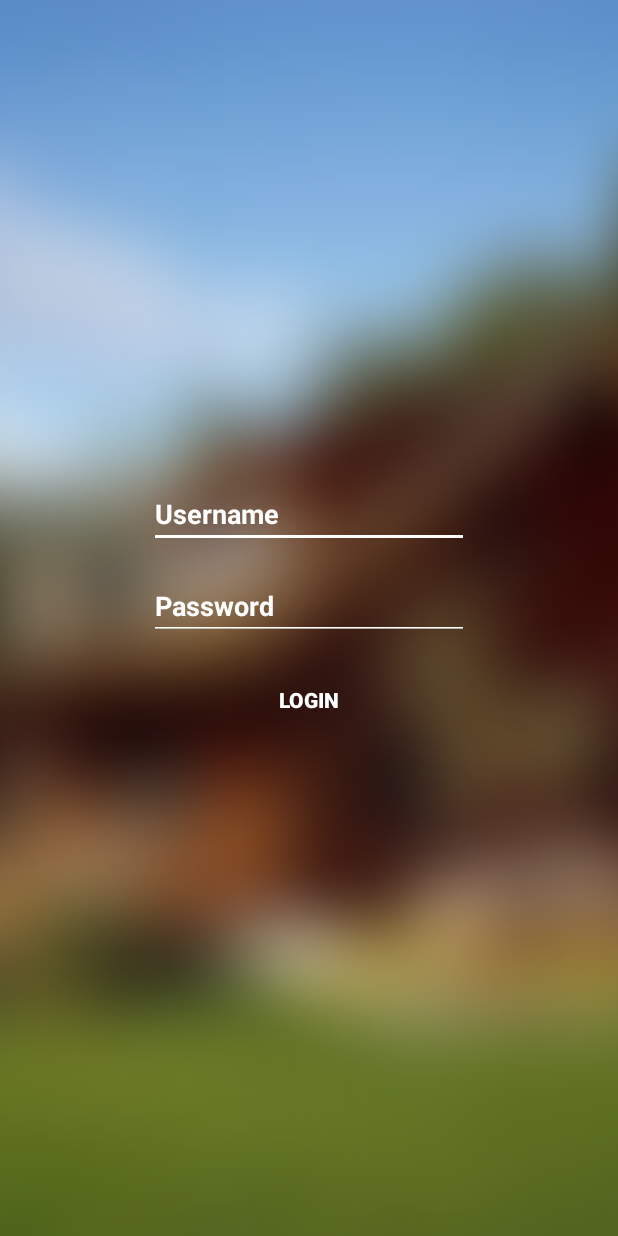
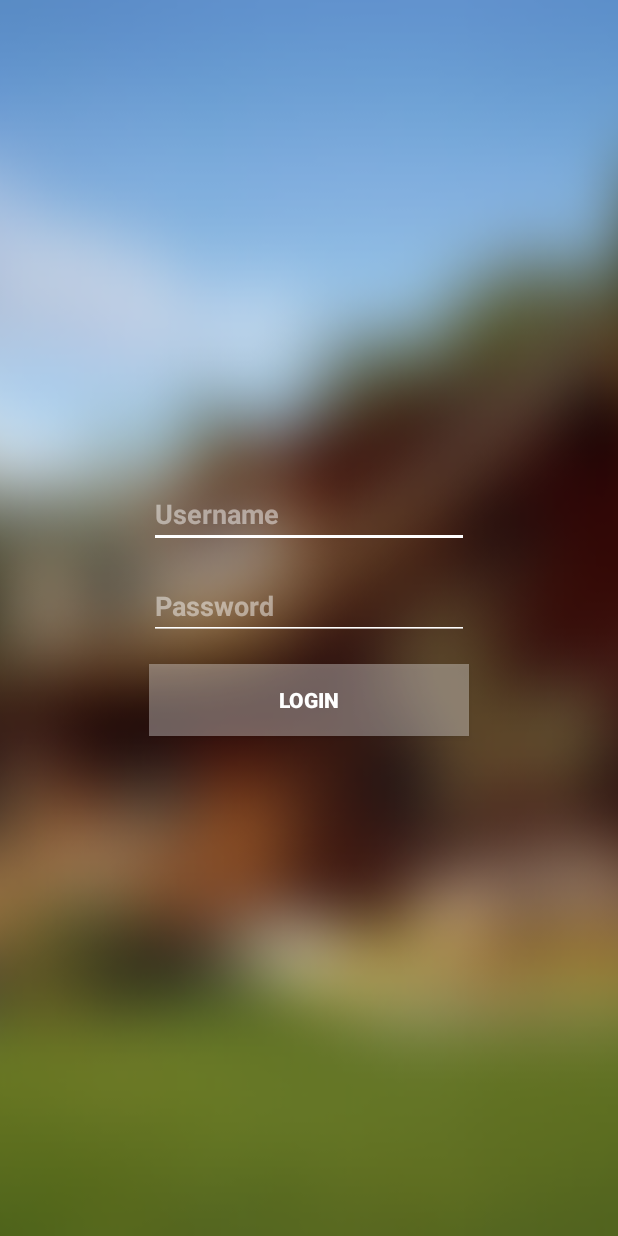
Before and after one commit to vvaquerizo/keyless, an Android app: the screen it shows after launch (MainActivity), on a phone screen of 412 x 824 dp. Run offline under Robolectric (Android 15) with nearby library versions, the phone set to English and light mode, and no system bars.

Commit message:
Pequeños cambios de estilos en el login

```diff
--- a/app/src/main/res/layout/activity_main.xml
+++ b/app/src/main/res/layout/activity_main.xml
@@ -31,7 +31,7 @@
         android:inputType="textPersonName"
         android:textColor="#FFFFFFFF"
         android:textColorHighlight="#FFFFFF"
-        android:textColorHint="#FFFFFF"
+        android:textColorHint="#77FFFFFF"
         android:textColorLink="#FFFFFF"
         android:backgroundTint="#FFFFFF"
         android:textStyle="bold"
@@ -49,7 +49,7 @@
         android:inputType="textPassword"
         android:textColor="#FFFFFF"
         android:textColorHighlight="#FFFFFF"
-        android:textColorHint="#FFFFFF"
+        android:textColorHint="#77FFFFFF"
         android:textColorLink="#FFFFFF"
         android:backgroundTint="#FFFFFF"
         android:textStyle="bold"
@@ -58,11 +58,11 @@
         app:layout_constraintTop_toBottomOf="@+id/editText" />
 
     <Button
-        android:id="@+id/button"
+        android:id="@+id/login_button"
         android:layout_width="0dp"
         android:layout_height="wrap_content"
         android:layout_marginTop="16dp"
-        android:background="#00FFFFFF"
+        android:background="#55FFFFFF"
         android:text="@string/login_button"
         android:textColor="#FFFFFF"
         android:textColorHighlight="#FFFFFF"
```
